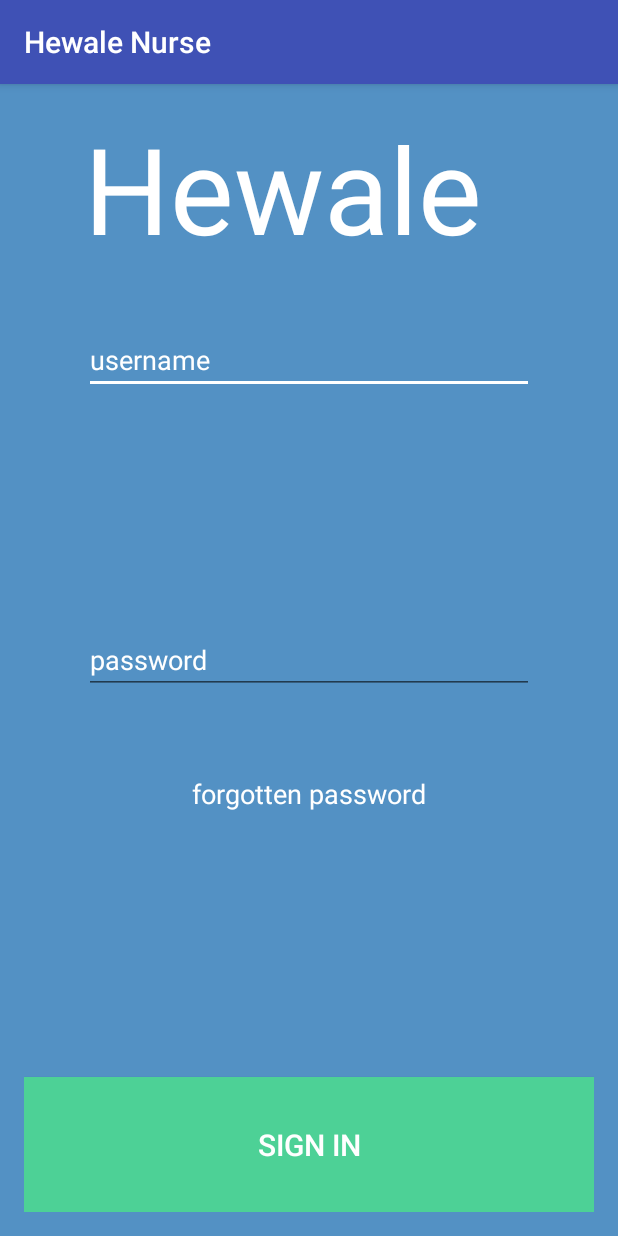
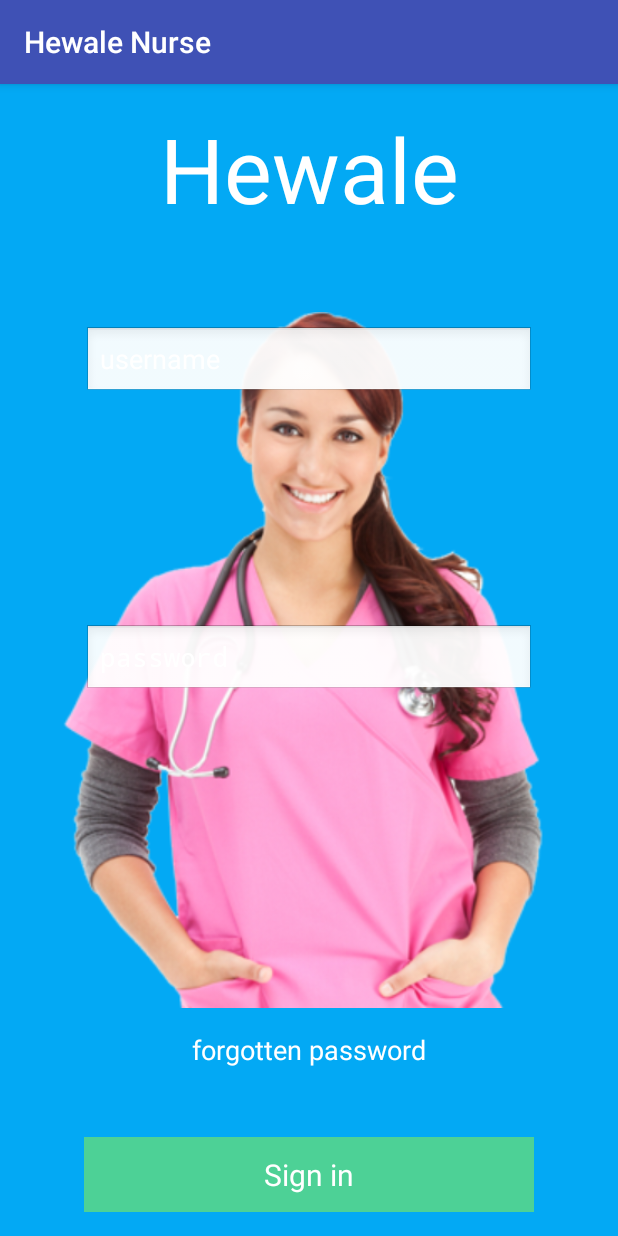
Before and after one commit to salmgazer/Hewale, an Android app: the screen it shows after launch (Login), on a phone screen of 412 x 824 dp. Run offline under Robolectric (Android 15) with nearby library versions, the phone set to English and light mode, and no system bars.

```diff
--- a/HewaleNurse/app/build.gradle
+++ b/HewaleNurse/app/build.gradle
@@ -24,4 +24,6 @@ dependencies {
     testCompile 'junit:junit:4.12'
     compile 'com.android.support:appcompat-v7:23.1.0'
     compile 'com.android.support:design:23.1.0'
+    compile 'com.android.support:support-v4:23.1.0'
+    compile 'com.android.support:recyclerview-v7:23.1.0'
 }
--- a/HewaleNurse/app/src/main/res/layout/activity_login.xml
+++ b/HewaleNurse/app/src/main/res/layout/activity_login.xml
@@ -1,12 +1,21 @@
 <?xml version="1.0" encoding="utf-8"?>
-<RelativeLayout xmlns:android="http://schemas.android.com/apk/res/android"
+<RelativeLayout
+    xmlns:android="http://schemas.android.com/apk/res/android"
     xmlns:tools="http://schemas.android.com/tools" android:layout_width="fill_parent"
     android:layout_height="fill_parent" android:paddingLeft="@dimen/activity_horizontal_margin"
     android:paddingRight="@dimen/activity_horizontal_margin"
     android:paddingTop="@dimen/activity_vertical_margin"
     android:paddingBottom="@dimen/activity_vertical_margin" tools:context=".Login"
-    android:background="#5391c4"
-    android:contextClickable="true">
+    android:contextClickable="true"
+    android:theme="@android:style/Theme.Black.NoTitleBar"
+    android:background="#03A9F4"
+    >
+
+    <ImageView
+        android:layout_width="fill_parent"
+        android:layout_height="fill_parent"
+        android:src="@drawable/login1"
+        android:contentDescription="backpic" />
 
     <EditText
         android:layout_width="match_parent"
@@ -15,7 +24,7 @@
         android:layout_alignParentTop="true"
         android:layout_marginTop="145dp"
         android:hint="@string/username"
-        android:textColor="#ffffff"
+        android:textColor="#0f23b6"
         android:textColorHint="#ffffff"
         android:textColorHighlight="#ffffff"
         android:layout_marginLeft="40dp"
@@ -35,20 +44,24 @@
         android:layout_marginStart="40dp"
         android:layout_alignRight="@+id/username"
         android:layout_alignEnd="@+id/username"
-        android:textColor="#ffffff"
-        android:textColorHint="#ffffff" />
+        android:textColorHint="#ffffff"
+        android:textColor="#0f23b6" />
 
     <Button
         android:layout_width="fill_parent"
-        android:layout_height="90dp"
+        android:layout_height="50dp"
         android:text="@string/sign"
         android:id="@+id/signInBtn"
         android:onClick="signIn"
-        android:layout_alignParentBottom="true"
         android:textSize="20sp"
         android:background="#4dd196"
         android:textColor="#ffffff"
-        android:clickable="true" />
+        android:clickable="true"
+        android:layout_alignParentBottom="true"
+        android:layout_alignLeft="@+id/password"
+        android:layout_alignStart="@+id/password"
+        android:layout_alignRight="@+id/password"
+        android:layout_alignEnd="@+id/password" />
 
     <TextView
         android:layout_width="wrap_content"
@@ -56,22 +69,21 @@
         android:textAppearance="?android:attr/textAppearanceMedium"
         android:text="@string/forgotten"
         android:id="@+id/forgotten"
-        android:layout_marginTop="54dp"
         android:textColor="#ffffff"
-        android:layout_below="@+id/password"
+        android:layout_marginBottom="46dp"
+        android:layout_above="@+id/signInBtn"
         android:layout_centerHorizontal="true" />
 
     <TextView
-        android:layout_width="wrap_content"
+        android:layout_width="fill_parent"
         android:layout_height="wrap_content"
         android:textAppearance="?android:attr/textAppearanceLarge"
         android:text="@string/hewale"
         android:id="@+id/hewale"
-        android:layout_alignParentTop="true"
-        android:layout_alignLeft="@+id/username"
-        android:layout_alignStart="@+id/username"
-        android:layout_alignRight="@+id/username"
-        android:layout_alignEnd="@+id/username"
-        android:textSize="80sp"
-        android:textColor="#ffffff" />
+        android:textSize="60sp"
+        android:textIsSelectable="false"
+        android:textAlignment="center"
+        android:layout_alignParentLeft="true"
+        android:layout_alignParentStart="true"
+        android:layout_alignParentTop="true" />
 </RelativeLayout>
--- a/HewaleNurse/app/src/main/res/layout/content_home_page.xml
+++ b/HewaleNurse/app/src/main/res/layout/content_home_page.xml
@@ -8,6 +8,7 @@
     android:paddingBottom="@dimen/activity_vertical_margin"
     app:layout_behavior="@string/appbar_scrolling_view_behavior"
     tools:showIn="@layout/app_bar_home_page"
-    tools:context="com.example.salifu.hewalenurse.homePage">
+    tools:context="com.example.salifu.hewalenurse.homePage"
+    android:id="@+id/nursecontainer">
 
 </RelativeLayout>
--- a/HewaleNurse/app/src/main/res/values/dimens.xml
+++ b/HewaleNurse/app/src/main/res/values/dimens.xml
@@ -6,4 +6,5 @@
     <dimen name="nav_header_vertical_spacing">16dp</dimen>
     <dimen name="nav_header_height">160dp</dimen>
     <dimen name="fab_margin">16dp</dimen>
+    <dimen name="text_margin">16dp</dimen>
 </resources>
--- a/HewaleNurse/app/src/main/res/values/strings.xml
+++ b/HewaleNurse/app/src/main/res/values/strings.xml
@@ -10,6 +10,12 @@
     <string name="navigation_drawer_open">Open navigation drawer</string>
     <string name="navigation_drawer_close">Close navigation drawer</string>
     <string name="nice">Logo</string>
+    <string name="nurse_home">Nurse Home</string>
+    <string name="nurse_tasks">Nurse Tasks</string>
+    <string name="nurse_profile">Nurse Profile</string>
 
     <string name="action_settings">Settings</string>
+
+<!-- TODO: Remove or change this placeholder text -->
+    <string name="hello_blank_fragment">Hello blank fragment</string>
 </resources>
```
Also changed, not shown: HewaleNurse/app/src/main/java/com/example/salifu/hewalenurse/Model/Nurse.java (added, +7 -0 lines), HewaleNurse/app/src/main/java/com/example/salifu/hewalenurse/Model/Task.java (+7 -0 lines), HewaleNurse/app/src/main/java/com/example/salifu/hewalenurse/homePage.java (+20 -3 lines), 1 other file.
